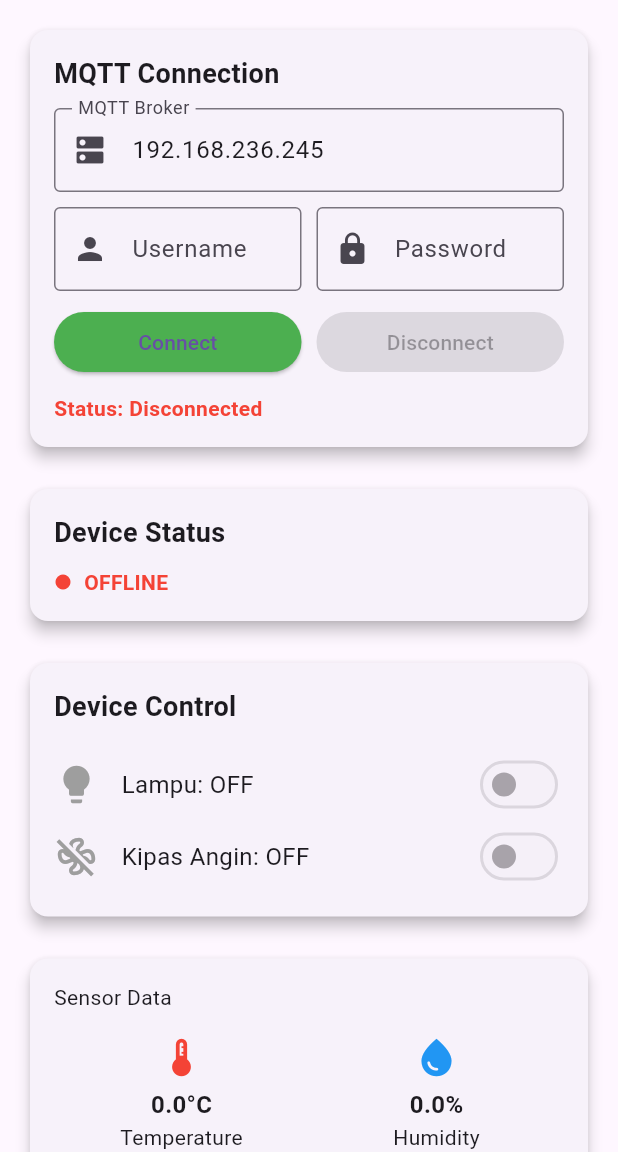
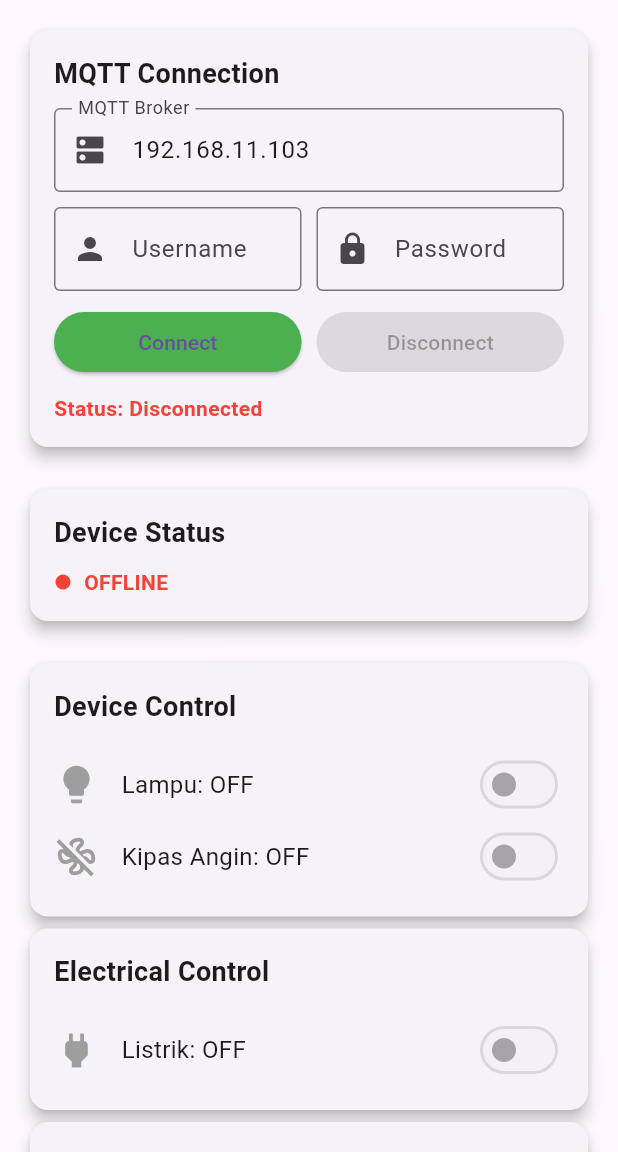
Before and after one commit to Hasyimmuarifin/smarthome-flutter-app, a Flutter app: the screen it shows after launch, on a phone screen of 412 x 824 dp, the part 84-1236 px from its top. Run offline on Flutter 3.47's test engine with Material 3 defaults, Android fonts, the phone set to English and light mode, and no system bars; our stand-ins replace speech_to_text; missing offline and left inert: mqtt_client.

Commit message:
Toggle Done, kurang Toggle PIR Voice Command, kurang Tampilan Status Sensor Api dan Gas

```diff
--- a/lib/main.dart
+++ b/lib/main.dart
@@ -56,13 +56,15 @@ class _IoTControllerPageState extends State<IoTControllerPage> {
   String connectionStatus = 'Disconnected';
 
   // - - - - - - - - - - - - - - MQTT Configuration - - - - - - - - - - -  - - -
-  String broker = '192.168.236.245'; // Ganti dengan broker Anda
+  String broker = '192.168.11.103'; // Ganti dengan broker Anda
   int port = 1883;
   String clientId = 'flutter_client_${DateTime.now().millisecondsSinceEpoch}';
-  String username = 'budi'; // MQTT Username
-  String password = 'budi123'; // MQTT Password
+  String username = 'uas25_hasyim'; // MQTT Username
+  String password = 'uas25_hasyim'; // MQTT Password
 
   // - - - - - - - - - - - - Registration Topics MQTT - - - - - - - - - - -  - -
+  bool pirState = false;   // Ada / tidak ada gerakan
+  bool pirEnabled = true;  // PIR aktif atau nonaktif (toggle)
   bool lampuState = false;
   bool kipasState = false;
   String ledTopic = 'esp32/led';
@@ -71,6 +73,7 @@ class _IoTControllerPageState extends State<IoTControllerPage> {
   String lamputopic = "esp32/lampu";
   String kipastopic = "esp32/kipas";
   String listriktopic = "esp32/listrik";
+  String pircontroltopic = "esp32/pir_control";
 
   // - - - - - - - - - - - - - - Devices State - - - - - - - - - - - - - -  - -
   bool ledState = false;
@@ -163,6 +166,7 @@ class _IoTControllerPageState extends State<IoTControllerPage> {
     client!.subscribe(statusTopic, MqttQos.atMostOnce);
     client!.subscribe(lamputopic, MqttQos.atMostOnce);
     client!.subscribe(kipastopic, MqttQos.atMostOnce);
+    client!.subscribe(pircontroltopic, MqttQos.atMostOnce);
 
     // Listen for messages
     client!.updates!.listen((List<MqttReceivedMessage<MqttMessage?>>? c) {
@@ -204,6 +208,17 @@ class _IoTControllerPageState extends State<IoTControllerPage> {
           humidity = data['humidity']?.toDouble() ?? 0.0;
           fire = data['flame_percent'];
           gas = data['gas_percent'];
+
+        final pirValue = data['pir'] ?? "";
+        if (pirValue == "Terdeteksi") {
+          pirState = true;
+          pirEnabled = true;
+        } else if (pirValue == "Tidak Ada") {
+          pirState = false;
+          pirEnabled = true;
+        } else if (pirValue == "PIR Nonaktif") {
+          pirEnabled = false;
+        }
         } catch (e) {
           print('Error parsing sensor data: $e');
         }
@@ -230,6 +245,13 @@ class _IoTControllerPageState extends State<IoTControllerPage> {
           kipasState = data['state'] == true;
         } catch (e) {
           print('Error parsing kipas state: $e');
+        }
+      } else if (topic == pircontroltopic) {
+        try {
+          final data = json.decode(message);
+          pirState = data['enabled'] == true;
+        } catch (e) {
+          print('Error parsing lampu state: $e');
         }
       }
     });
@@ -270,6 +292,40 @@ class _IoTControllerPageState extends State<IoTControllerPage> {
     publishMessage(kipastopic, message);
     setState(() {});
   }
+
+  // Fungsi untuk toggle PIR
+  void togglePIR(bool value) {
+    setState(() {
+      pirEnabled = value;
+    });
+
+    final data = {
+      "enabled": value,
+    };
+
+    final payload = jsonEncode(data);
+    final builder = MqttClientPayloadBuilder();
+    builder.addUTF8String(payload);
+
+    client?.publishMessage(
+      "esp32/pir_control",
+      MqttQos.atLeastOnce,
+      builder.payload!,
+    );
+  }
+
+void toggleListrik(bool value) {
+  // Setel status lampu dan kipas mengikuti status listrik
+  lampuState = value;
+  kipasState = value;
+
+  // Publish ke semua topik
+  publishMqtt("esp32/lampu", {"state": lampuState});
+  publishMqtt("esp32/kipas", {"state": kipasState});
+  publishMqtt("esp32/listrik", {"state": value});
+
+  setState(() {}); // Update tampilan UI
+}
 
   // - - - - - -  - - - - - - - Disconnect() - - - - - - - - - - - - - - - - - -
   void disconnect() {
@@ -334,8 +390,12 @@ class _IoTControllerPageState extends State<IoTControllerPage> {
       publishMqtt("esp32/kipas", {"state": false});
     } else if (command.contains("nyalakan listrik")) {
       publishMqtt("esp32/listrik", {"state": true});
+      publishMqtt("esp32/lampu", {"state": true});
+      publishMqtt("esp32/kipas", {"state": true});
     } else if (command.contains("matikan listrik")) {
       publishMqtt("esp32/listrik", {"state": false});
+      publishMqtt("esp32/lampu", {"state": false});
+      publishMqtt("esp32/kipas", {"state": false});
     } else {
       print("Perintah tidak dikenali.");
     }
@@ -503,7 +563,7 @@ class _IoTControllerPageState extends State<IoTControllerPage> {
 
             SizedBox(height: 20),
 
-            // Control Section
+            // Device Control Section
             Card(
               elevation: 4,
               child: Padding(
@@ -566,6 +626,97 @@ class _IoTControllerPageState extends State<IoTControllerPage> {
               ),
             ),
 
+            //Electrical Control Section
+            Card(
+              elevation: 4,
+              child: Padding(
+                padding: EdgeInsets.all(16.0),
+                child: Column(
+                  crossAxisAlignment: CrossAxisAlignment.start,
+                  children: [
+                    Text(
+                      'Electrical Control',
+                      style: TextStyle(
+                        fontSize: 18,
+                        fontWeight: FontWeight.bold,
+                      ),
+                    ),
+                    SizedBox(height: 15),
+                    Row(
+                      children: [
+                        Icon(
+                          Icons.power,
+                          color: (lampuState || kipasState) ? Colors.green : Colors.grey,
+                          size: 30,
+                        ),
+                        SizedBox(width: 15),
+                        Text(
+                          'Listrik: ${(lampuState || kipasState) ? "ON" : "OFF"}',
+                          style: TextStyle(fontSize: 16),
+                        ),
+                        Spacer(),
+                        Switch(
+                          value: (lampuState || kipasState),
+                          onChanged:
+                              isConnected ? (value) => toggleListrik(value) : null,
+                          activeColor: Colors.blue,
+                        ),
+                      ],
+                    ),
+                  ],
+                ),
+              ),
+            ),
+
+            // Motion Control Section
+            Card(
+              elevation: 4,
+              child: Padding(
+                padding: EdgeInsets.all(16.0),
+                child: Column(
+                  crossAxisAlignment: CrossAxisAlignment.start,
+                  children: [
+                    Text(
+                      'Motion Control',
+                      style: TextStyle(
+                        fontSize: 18,
+                        fontWeight: FontWeight.bold,
+                      ),
+                    ),
+                    SizedBox(height: 15),
+                    Row(
+                      children: [
+                        Icon(
+                          Icons.emoji_people_rounded,
+                          color: pirEnabled
+                            ? (pirState ? Colors.orange : Colors.grey)
+                            : Colors.grey.shade400,
+                          size: 30,
+                        ),
+                        SizedBox(width: 15),
+                        Expanded(
+                          child: Text(
+                            pirEnabled
+                                // ? (pirState ? "Gerakan: Terdeteksi" : "Gerakan: Tidak Ada")
+                                ? ('Gerakan: ${pirState ? "Terdeteksi" : "Tidak Ada"}')
+                                : "PIR Nonaktif",
+                            style: TextStyle(fontSize: 16),
+                          ),
+                        ),
+                        // Spacer(),
+                        Switch(
+                          value: pirEnabled,
+                          onChanged:
+                              isConnected ? (value) => togglePIR(value) : null,
+                          activeColor: Colors.blue,
+                        ),
+                      ],
+                    ),
+                  ],
+                ),
+              ),
+            ),
+
             SizedBox(height: 20),
 
             // Sensor Data Section
@@ -579,7 +730,7 @@ class _IoTControllerPageState extends State<IoTControllerPage> {
                     Text(
                       'Sensor Data',
                       style: TextStyle(
-                        fontSize: 18,tempet
+                        fontSize: 18,
                         fontWeight: FontWeight.bold,
                       ),
                     ),
```
